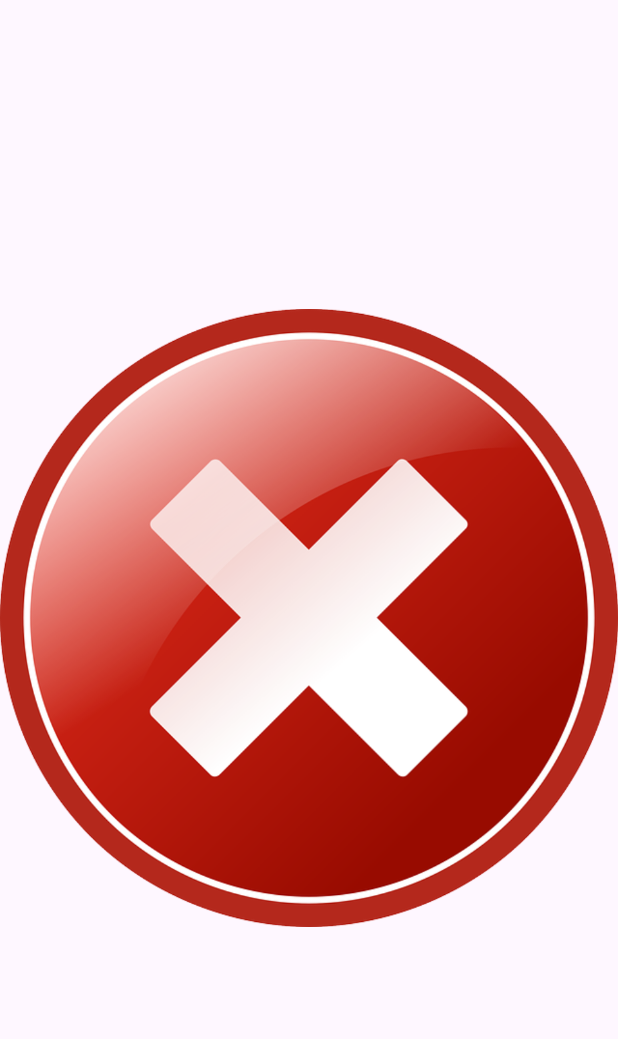
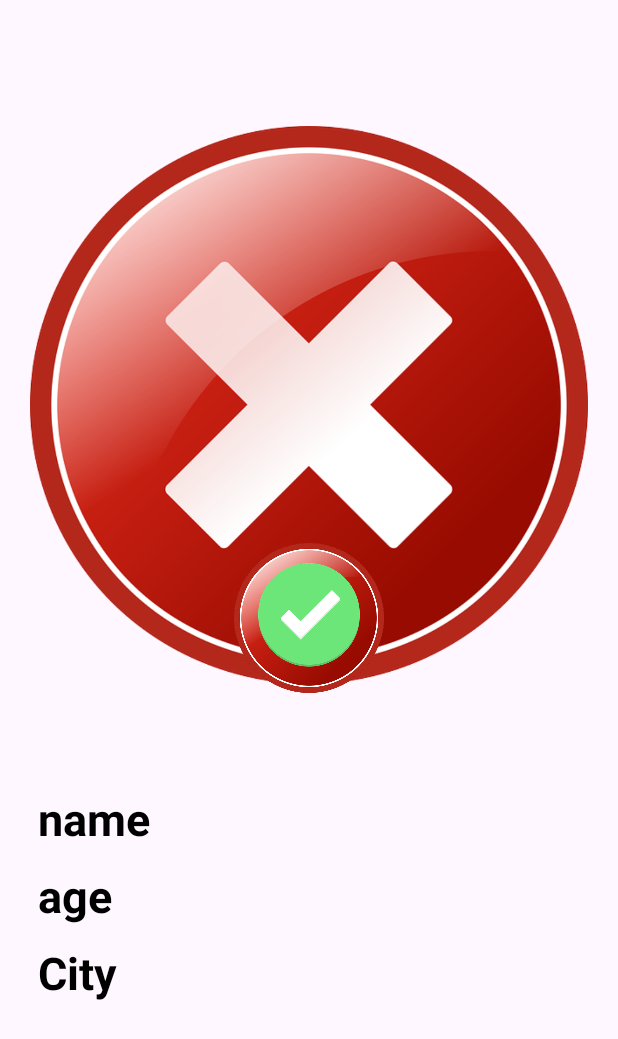
Before and after one commit to Daseul727/Mobile-Skill-Up, an Android app: the layout item_card.xml on its own in the app's theme, with its tools: preview values and no code run, on a phone screen of 412 x 824 dp. Shown: the top 1039 px of the screen. Run offline under Robolectric (Android 15) with nearby library versions, the phone set to English and light mode, and no system bars.

Commit message:
넘기는 방향에 따라 좋아요/싫어요

```diff
--- a/basic/app/src/main/res/layout/item_card.xml
+++ b/basic/app/src/main/res/layout/item_card.xml
@@ -1,11 +1,71 @@
 <?xml version="1.0" encoding="utf-8"?>
-<androidx.constraintlayout.widget.ConstraintLayout xmlns:android="http://schemas.android.com/apk/res/android"
+<androidx.constraintlayout.widget.ConstraintLayout
+    xmlns:android="http://schemas.android.com/apk/res/android"
     android:layout_width="match_parent"
-    android:layout_height="match_parent">
+    android:layout_height="match_parent"
+    android:layout_margin="20dp">
 
-    <ImageView
-        android:id="@+id/profileImageArea"
-        android:src="@drawable/no"
+    <LinearLayout
         android:layout_width="match_parent"
-        android:layout_height="match_parent"/>
+        android:layout_height="match_parent"
+        android:orientation="vertical">
+
+        <ImageView
+            android:id="@+id/profileImageArea"
+            android:src="@drawable/no"
+            android:layout_width="match_parent"
+            android:layout_height="500dp"/>
+
+        <TextView
+            android:text="name"
+            android:layout_margin="5dp"
+            android:textSize="30dp"
+            android:textColor="@color/black"
+            android:textStyle="bold"
+            android:layout_width="wrap_content"
+            android:layout_height="wrap_content"/>
+        <TextView
+            android:text="age"
+            android:layout_margin="5dp"
+            android:textSize="30dp"
+            android:textColor="@color/black"
+            android:textStyle="bold"
+            android:layout_width="wrap_content"
+            android:layout_height="wrap_content"/>
+        <TextView
+            android:text="City"
+            android:layout_margin="5dp"
+            android:textSize="30dp"
+            android:textColor="@color/black"
+            android:textStyle="bold"
+            android:layout_width="wrap_content"
+            android:layout_height="wrap_content"/>
+    </LinearLayout>
+
+    <FrameLayout
+        android:id="@+id/left_overlay"
+        android:layout_width="match_parent"
+        android:layout_height="match_parent">
+
+        <ImageView
+            android:src="@drawable/no"
+            android:layout_width="100dp"
+            android:layout_height="100dp"
+            android:layout_gravity="center"/>
+
+    </FrameLayout>
+
+    <FrameLayout
+        android:id="@+id/right_overlay"
+        android:layout_width="match_parent"
+        android:layout_height="match_parent">
+
+        <ImageView
+            android:src="@drawable/ok"
+            android:layout_width="100dp"
+            android:layout_height="100dp"
+            android:layout_gravity="center"/>
+
+    </FrameLayout>
+
 </androidx.constraintlayout.widget.ConstraintLayout>
```
